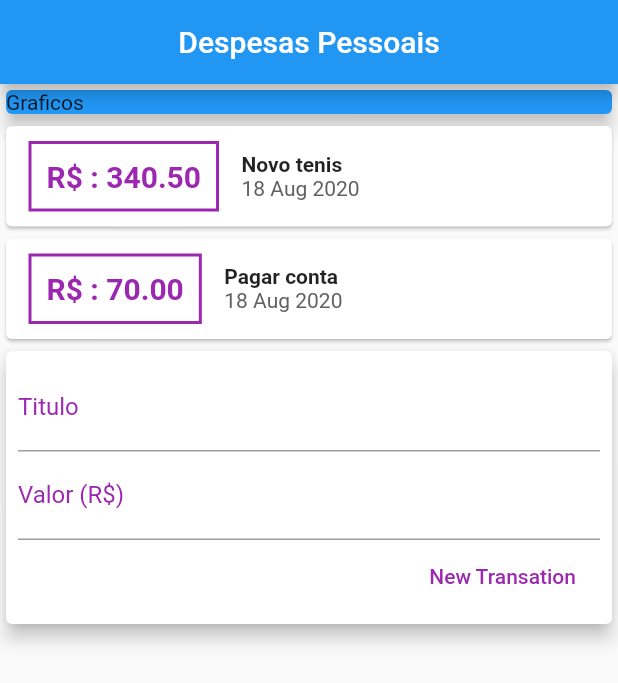
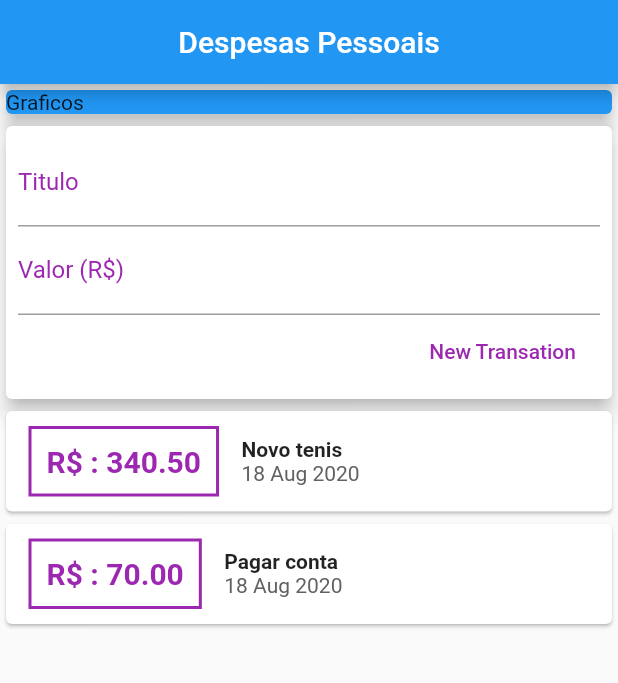
Before and after one commit to LuisAntonioDeMelo/HExpenses, a Flutter app: the screen it shows after launch, after a tap on "New Transation", on a phone screen of 412 x 824 dp. Shown: the top 683 px of the screen. Run offline on Flutter 3.47's test engine with Material 2 defaults, Android fonts, the phone set to English and light mode, and no system bars.

Commit message:
criar eventos

```diff
--- a/lib/components/Transaction_form.dart
+++ b/lib/components/Transaction_form.dart
@@ -3,6 +3,20 @@ import 'package:flutter/material.dart';
 class TransactionForm extends StatelessWidget {
   final titleControler = TextEditingController();
   final valueControler = TextEditingController();
+
+  final void Function(String title, double value) onSubmit;
+
+  TransactionForm(this.onSubmit);
+
+  void _onSubmit() {
+    final title = titleControler.text;
+    final value = double.tryParse(valueControler.text) ?? 0;
+
+    if (title.isEmpty || value <= 0) {
+      return;
+    }
+    onSubmit(title, value);
+  }
 
   @override
   Widget build(BuildContext context) {
@@ -15,6 +29,7 @@ class TransactionForm extends StatelessWidget {
           children: <Widget>[
             TextField(
               controller: titleControler,
+              onSubmitted: (_) => _onSubmit(),
               decoration: InputDecoration(
                 labelText: 'Titulo',
                 labelStyle: TextStyle(color: Colors.purple),
@@ -22,23 +37,19 @@ class TransactionForm extends StatelessWidget {
             ),
             TextField(
               controller: valueControler,
+              onSubmitted: (_) => _onSubmit(),
+              keyboardType: TextInputType.number,
               decoration: InputDecoration(
                 labelText: 'Valor (R\$)',
                 labelStyle: TextStyle(color: Colors.purple),
               ),
             ),
             FlatButton(
-              child: Text(
-                'New Transation',
-                style: TextStyle(color: Colors.purple),
-              ),
-              onPressed: () => {
-                print(
-                    '@titulo: ${titleControler.text} \n @valor ${valueControler.text} '),
-                titleControler.text = '',
-                valueControler.text = ''
-              },
-            )
+                child: Text(
+                  'New Transation',
+                  style: TextStyle(color: Colors.purple),
+                ),
+                onPressed: _onSubmit),
           ],
         ),
       ),
--- a/lib/components/Transaction_list.dart
+++ b/lib/components/Transaction_list.dart
@@ -9,8 +9,12 @@ class TransactionList extends StatelessWidget {
 
   @override
   Widget build(BuildContext context) {
-    return Column(
-      children: transactions.map((tr) {
+    return Container(
+      height: 460,
+      child: ListView.builder(
+          itemCount: transactions.length,
+          itemBuilder: (context, index) {
+            final tr = transactions[index];
             return Card(
               child: Row(
                 children: <Widget>[
@@ -55,7 +59,7 @@ class TransactionList extends StatelessWidget {
                 ],
               ),
             );
-      }).toList(),
+          }),
     );
   }
 }
--- a/lib/components/Transaction_user.dart
+++ b/lib/components/Transaction_user.dart
@@ -10,8 +10,6 @@ class TransactionUser extends StatefulWidget {
 }
 
 class _TransactionUserState extends State<TransactionUser> {
-  @override
-  Widget build(BuildContext context) {
   List<Transaction> transactions = [
     Transaction(
       id: 't1',
@@ -27,10 +25,22 @@ class _TransactionUserState extends State<TransactionUser> {
     )
   ];
 
+  _addTransaction(String title, double value) {
+    final newTransaction = new Transaction(
+        id: '', title: title, value: value, date: DateTime.now());
+
+    //adicionando um novo estado na lista de transações
+    setState(() {
+      transactions.add(newTransaction);
+    });
+  }
+
+  @override
+  Widget build(BuildContext context) {
     return Column(
       children: <Widget>[
+        TransactionForm(_addTransaction),
         TransactionList(transactions),
-        TransactionForm(),
       ],
     );
   }
--- a/lib/main.dart
+++ b/lib/main.dart
@@ -22,7 +22,8 @@ class MyHomePage extends StatelessWidget {
       appBar: AppBar(
         title: Center(child: Text('Despesas Pessoais')),
       ),
-      body: Column(
+      body: SingleChildScrollView(
+        child: Column(
           crossAxisAlignment: CrossAxisAlignment.stretch,
           children: <Widget>[
             Container(
@@ -35,6 +36,7 @@ class MyHomePage extends StatelessWidget {
             TransactionUser()
           ],
         ),
+      ),
     );
   }
 }
```
Lines whose indentation alone changed are shown as unchanged.
